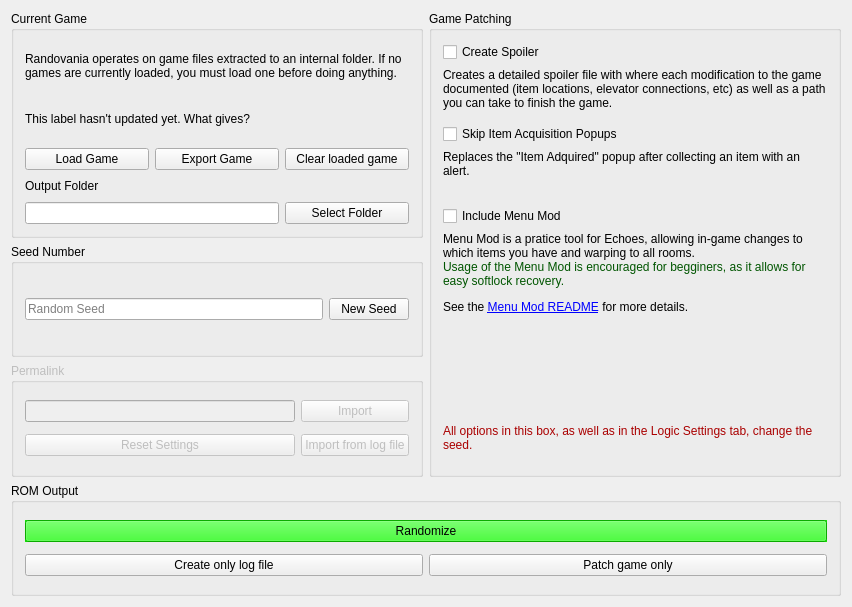
The window that randovania/gui/iso_management_window.ui (randovania/randovania) describes before a commit, drawn with Qt 5.
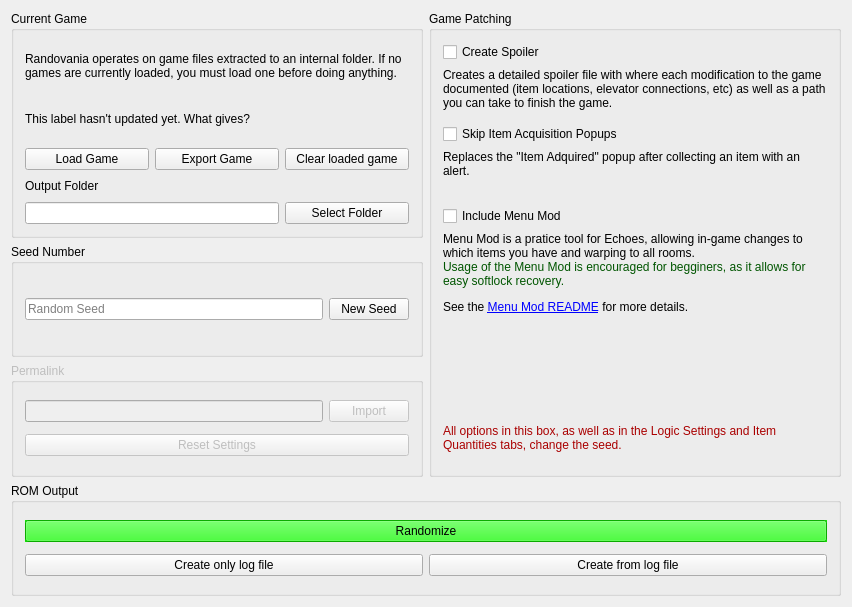
The same window after the commit.

Commit message: Reorganize the ROM Settings handling of layouts, persist flag for spoilers

Patch:
```diff
--- a/randovania/gui/iso_management_window.ui
+++ b/randovania/gui/iso_management_window.ui
@@ -455,13 +455,6 @@
          </property>
         </widget>
        </item>
-       <item row="1" column="1">
-        <widget class="QPushButton" name="patch_game_button">
-         <property name="text">
-          <string>Patch game only</string>
-         </property>
-        </widget>
-       </item>
        <item row="1" column="0">
         <widget class="QPushButton" name="create_log_button">
          <property name="text">
@@ -469,6 +462,16 @@
          </property>
         </widget>
        </item>
+       <item row="1" column="1">
+        <widget class="QPushButton" name="create_from_log_button">
+         <property name="toolTip">
+          <string>&lt;html&gt;&lt;head/&gt;&lt;body&gt;&lt;p&gt;Imports a log file and creates an ISO with the same seed.&lt;/p&gt;&lt;/body&gt;&lt;/html&gt;</string>
+         </property>
+         <property name="text">
+          <string>Create from log file</string>
+         </property>
+        </widget>
+       </item>
       </layout>
      </widget>
     </item>
@@ -488,23 +491,16 @@
          </property>
         </widget>
        </item>
-       <item row="1" column="0">
+       <item row="0" column="0">
+        <widget class="QLineEdit" name="permalink_edit"/>
+       </item>
+       <item row="1" column="0" colspan="2">
         <widget class="QPushButton" name="reset_settings_button">
          <property name="text">
           <string>Reset Settings</string>
          </property>
         </widget>
        </item>
-       <item row="0" column="0">
-        <widget class="QLineEdit" name="permalink_edit"/>
-       </item>
-       <item row="1" column="1">
-        <widget class="QPushButton" name="permalink_import_log_button">
-         <property name="text">
-          <string>Import from log file</string>
-         </property>
-        </widget>
-       </item>
       </layout>
      </widget>
     </item>
@@ -712,7 +708,7 @@
           </font>
          </property>
          <property name="text">
-          <string>&lt;html&gt;&lt;head/&gt;&lt;body&gt;&lt;p&gt;&lt;span style=&quot; color:#aa0000;&quot;&gt;All options in this box, as well as in the Logic Settings tab, change the seed.&lt;/span&gt;&lt;/p&gt;&lt;/body&gt;&lt;/html&gt;</string>
+          <string>&lt;html&gt;&lt;head/&gt;&lt;body&gt;&lt;p&gt;&lt;span style=&quot; color:#aa0000;&quot;&gt;All options in this box, as well as in the Logic Settings and Item Quantities tabs, change the seed.&lt;/span&gt;&lt;/p&gt;&lt;/body&gt;&lt;/html&gt;</string>
          </property>
          <property name="wordWrap">
           <bool>true</bool>
```
Left out of the diff: 14 changed lines with no effect on the pictures. The commit also changes 4 other files.
